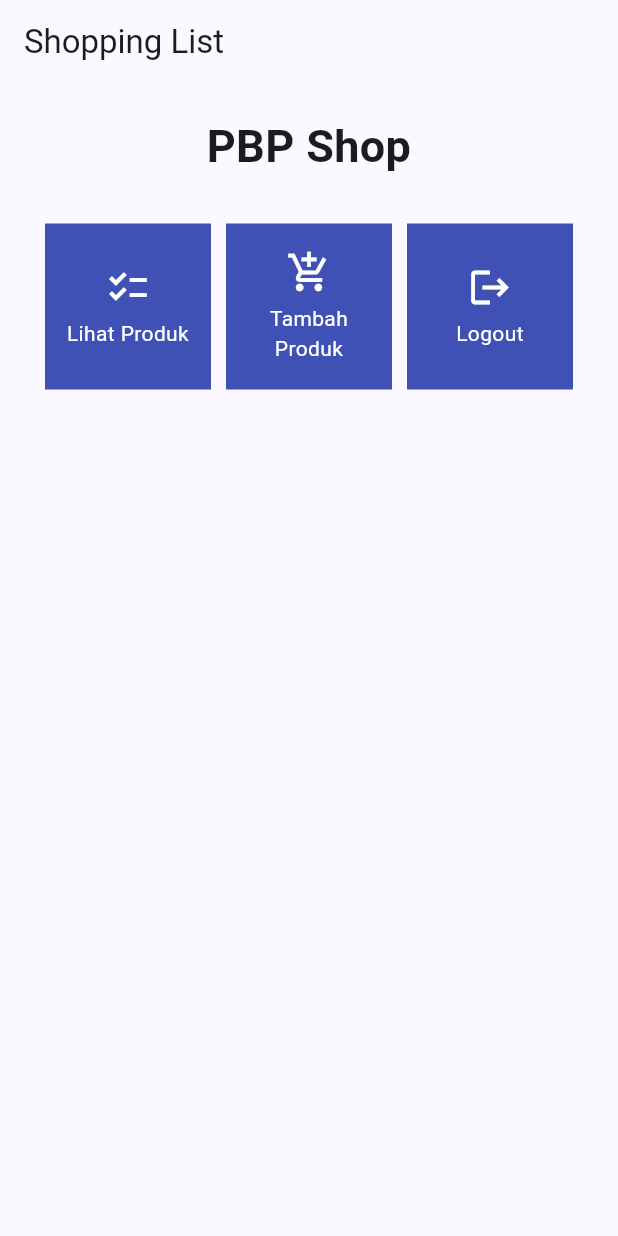
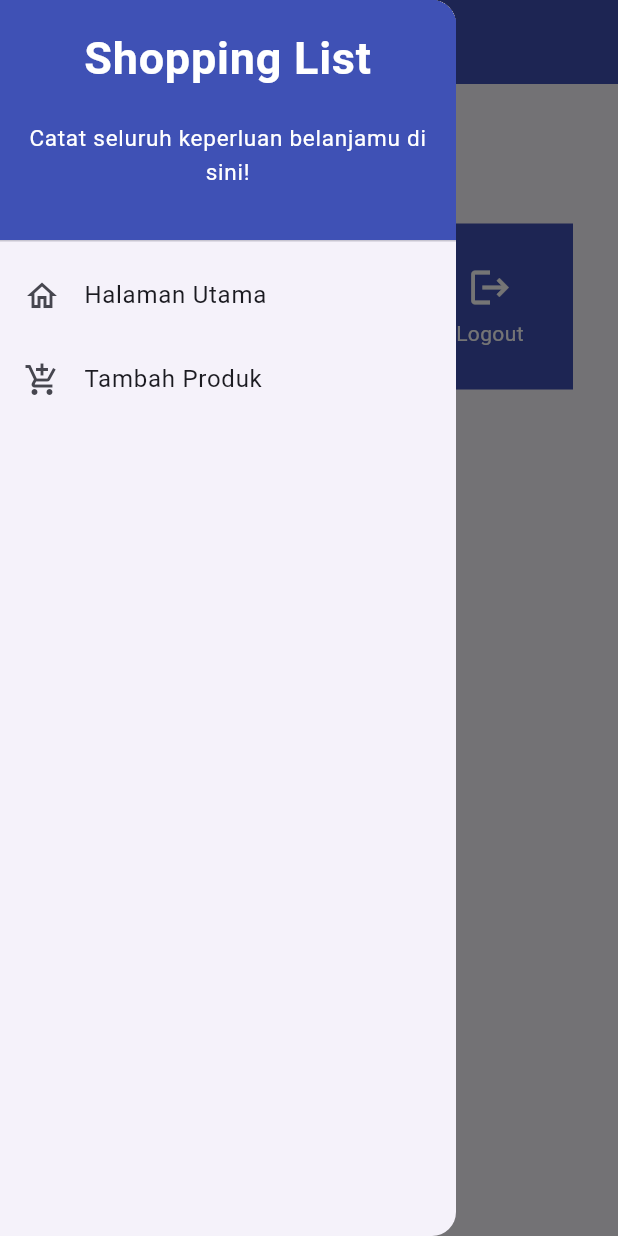
Before and after one commit to andhikapraa/shopping-list-mobile, a Flutter app: the screen it shows after launch, with the side drawer open (before the commit the screen has no drawer), on a phone screen of 412 x 824 dp. Run offline on Flutter 3.47's test engine with Material 2 defaults, Android fonts, the phone set to English and light mode, and no system bars.

Commit message:
Add left drawer widget

```diff
--- a/lib/menu.dart
+++ b/lib/menu.dart
@@ -1,4 +1,5 @@
 import 'package:flutter/material.dart';
+import 'package:shopping_list/widgets/left_drawer.dart';
 
 class ShopItem {
   final String name;
@@ -23,7 +24,10 @@ class MyHomePage extends StatelessWidget {
           title: const Text(
             'Shopping List',
           ),
+          backgroundColor: Colors.indigo,
+          foregroundColor: Colors.white,
         ),
+        drawer: const LeftDrawer(),
         body: SingleChildScrollView(
           // Widget wrapper yang dapat discroll
           child: Padding(
--- /dev/null
+++ b/lib/widgets/left_drawer.dart
@@ -0,0 +1,67 @@
+import 'package:flutter/material.dart';
+import 'package:shopping_list/menu.dart';
+// TODO: Impor halaman ShopFormPage jika sudah dibuat
+
+class LeftDrawer extends StatelessWidget {
+  const LeftDrawer({super.key});
+
+  @override
+  Widget build(BuildContext context) {
+    return Drawer(
+      child: ListView(
+        children: [
+          const DrawerHeader(
+            decoration: BoxDecoration(
+              color: Colors.indigo,
+            ),
+            child: Column(
+              children: [
+                Text(
+                  'Shopping List',
+                  textAlign: TextAlign.center,
+                  style: TextStyle(
+                    fontSize: 30,
+                    fontWeight: FontWeight.bold,
+                    color: Colors.white,
+                  ),
+                ),
+                Padding(padding: EdgeInsets.all(10)),
+                Text("Catat seluruh keperluan belanjamu di sini!",
+                    textAlign: TextAlign.center,
+                    style: TextStyle(
+                      fontSize: 15,
+                      fontWeight: FontWeight.normal,
+                      color: Colors.white,
+                    )
+                    ),
+              ],
+            ),
+          ),
+          ListTile(
+            leading: const Icon(Icons.home_outlined),
+            title: const Text('Halaman Utama'),
+            // Bagian redirection ke MyHomePage
+            onTap: () {
+              Navigator.pushReplacement(
+                  context,
+                  MaterialPageRoute(
+                    builder: (context) => MyHomePage(),
+                  ));
+            },
+          ),
+          ListTile(
+            leading: const Icon(Icons.add_shopping_cart),
+            title: const Text('Tambah Produk'),
+            // Bagian redirection ke ShopFormPage
+            onTap: () {
+              /*
+              TODO: Buatlah routing ke ShopFormPage di sini,
+              setelah halaman ShopFormPage sudah dibuat.
+              */
+            },
+          ),
+        ],
+      ),
+    );
+  }
+}
```
Also changed, not shown: 1 other file.
